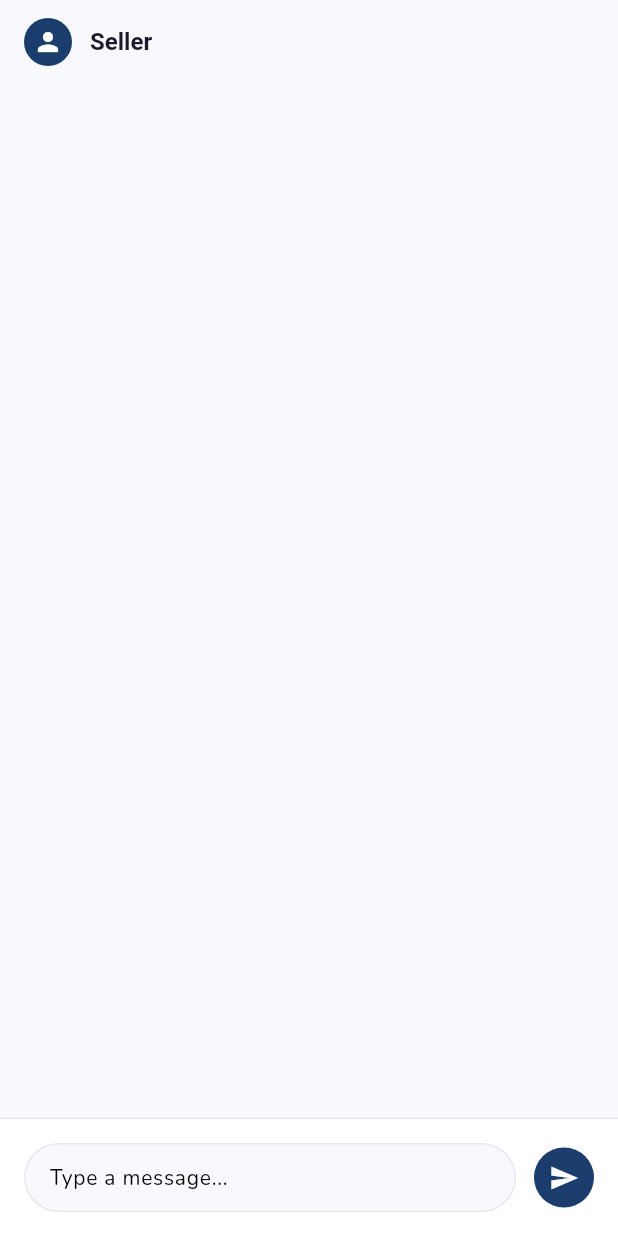
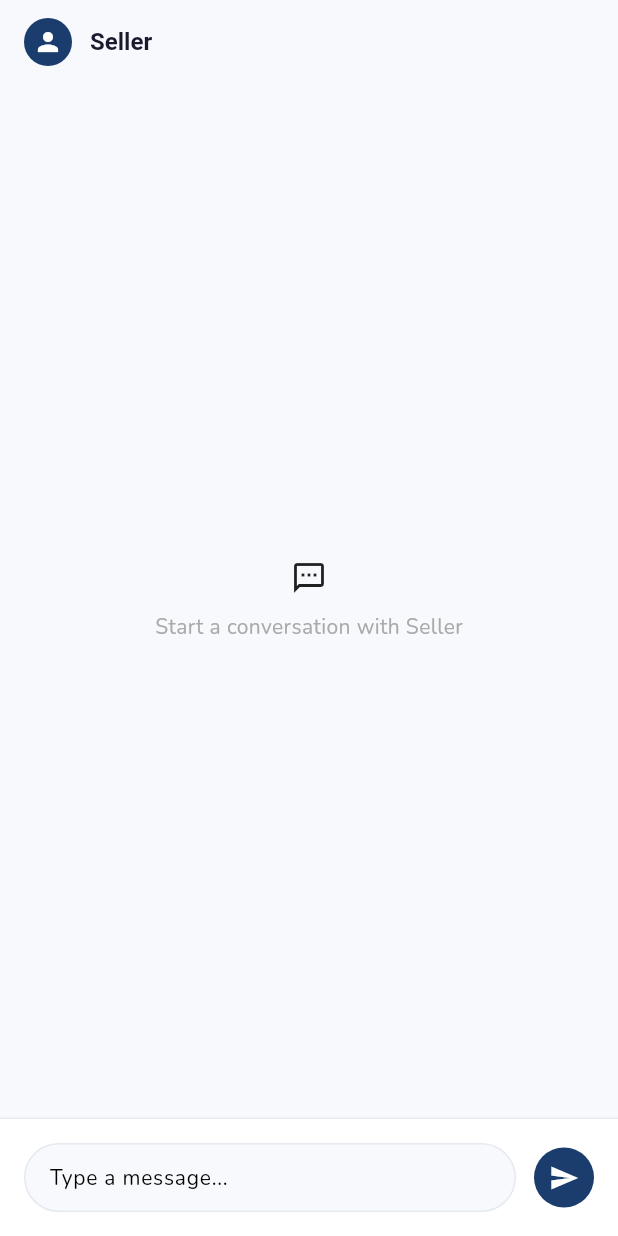
Before and after one commit to Firdaom/2GoodsMate, a Flutter app: the ChatRoomScreen screen opened by its route, on a phone screen of 412 x 824 dp. Run offline on Flutter 3.47's test engine with Material 3 defaults, Android fonts, the phone set to English and light mode, and no system bars; our stand-ins replace cloud_firestore, firebase_auth, firebase_core, firebase_storage, flutter_riverpod, go_router and 2 more; accounts and stored records are empty; network calls fail.

Commit message:
chat feature

```diff
--- a/lib/core/router/app_router.dart
+++ b/lib/core/router/app_router.dart
@@ -226,8 +226,14 @@ final appRouter = GoRouter(
       path: RouteNames.chatroom.path,
       name: RouteNames.chatroom.name,
       builder: (context, state) {
-        final sellerName = state.extra as String? ?? 'Seller';
-        return ChatRoomScreen(sellerName: sellerName);
+        final extra = state.extra as Map<String, dynamic>? ?? {};
+        final sellerId = extra['id'] as String? ?? '';
+        final sellerName = extra['name'] as String? ?? 'Seller';
+
+        return ChatRoomScreen(
+          sellerId: sellerId,
+          sellerName: sellerName,
+        );
       },
     ),
     GoRoute(
--- /dev/null
+++ b/lib/features/chat/providers/chat_provider.dart
@@ -0,0 +1,19 @@
+import 'package:flutter_riverpod/flutter_riverpod.dart';
+import 'package:anigoods/core/repositories/chat_repository.dart';
+import 'package:anigoods/features/auth/providers/auth_provider.dart';
+import 'package:anigoods/models/message_model.dart';
+
+
+final chatMessagesProvider = StreamProvider.family<List<MessageModel>, String>((ref, otherUserId) {
+  final chatRepo = ref.watch(chatRepositoryProvider);
+
+  // ดึงข้อมูล User ปัจจุบันจาก authStateProvider
+  final currentUser = ref.watch(authStateProvider).value;
+
+  if (currentUser == null) return Stream.value([]);
+
+  return chatRepo.getMessagesStream(
+    currentUserId: currentUser.uid,
+    otherUserId: otherUserId,
+  );
+});
--- a/lib/features/chat/screens/chat_list_screen.dart
+++ b/lib/features/chat/screens/chat_list_screen.dart
@@ -1,5 +1,5 @@
 import 'package:anigoods/core/theme/app_theme.dart';
-import 'package:anigoods/core/widgets/common_widgets.dart'; // สมมติว่ามี EmptyState อยู่ในนี้
+import 'package:anigoods/core/widgets/common_widgets.dart';
 import 'package:flutter/material.dart';
 
 class ChatListScreen extends StatelessWidget {
--- a/lib/features/chat/screens/chat_room_screen.dart
+++ b/lib/features/chat/screens/chat_room_screen.dart
@@ -1,13 +1,75 @@
 import 'package:flutter/material.dart';
+import 'package:flutter_riverpod/flutter_riverpod.dart';
 import 'package:anigoods/core/theme/app_theme.dart';
+import 'package:anigoods/features/chat/providers/chat_provider.dart';
+import 'package:anigoods/core/repositories/chat_repository.dart';
+import 'package:anigoods/features/auth/providers/auth_provider.dart';
+import 'package:intl/intl.dart';
 
-class ChatRoomScreen extends StatelessWidget {
+class ChatRoomScreen extends ConsumerStatefulWidget {
+  final String sellerId;
   final String sellerName;
 
-  const ChatRoomScreen({super.key, required this.sellerName});
+  const ChatRoomScreen({
+    super.key,
+    required this.sellerId,
+    required this.sellerName,
+  });
+
+  @override
+  ConsumerState<ChatRoomScreen> createState() => _ChatRoomScreenState();
+}
+
+class _ChatRoomScreenState extends ConsumerState<ChatRoomScreen> {
+  final _messageCtrl = TextEditingController();
+  final _scrollController = ScrollController();
+
+  @override
+  void dispose() {
+    _messageCtrl.dispose();
+    _scrollController.dispose();
+    super.dispose();
+  }
+
+  // ─── ฟังก์ชันส่งข้อความ ─────────────────────────────────
+  Future<void> _sendMessage() async {
+    final text = _messageCtrl.text.trim();
+    if (text.isEmpty) return;
+
+    final currentUser = ref.read(authStateProvider).value;
+    if (currentUser == null) return;
+
+    _messageCtrl.clear();
+
+    try {
+      await ref.read(chatRepositoryProvider).sendMessage(
+        currentUserId: currentUser.uid,
+        receiverId: widget.sellerId,
+        messageText: text,
+      );
+      _scrollToBottom();
+    } catch (e) {
+      ScaffoldMessenger.of(context).showSnackBar(
+        SnackBar(content: Text('Error: $e')),
+      );
+    }
+  }
+
+  void _scrollToBottom() {
+    if (_scrollController.hasClients) {
+      _scrollController.animateTo(
+        _scrollController.position.maxScrollExtent,
+        duration: const Duration(milliseconds: 300),
+        curve: Curves.easeOut,
+      );
+    }
+  }
 
   @override
   Widget build(BuildContext context) {
+    final messagesAsync = ref.watch(chatMessagesProvider(widget.sellerId));
+    final currentUser = ref.watch(authStateProvider).value;
+
     return Scaffold(
       appBar: AppBar(
         title: Row(
@@ -18,22 +80,52 @@ class ChatRoomScreen extends StatelessWidget {
               child: Icon(Icons.person, size: 20, color: Colors.white),
             ),
             const SizedBox(width: 12),
-            Text(sellerName, style: const TextStyle(fontSize: 16)),
+            Text(widget.sellerName, style: const TextStyle(fontSize: 16)),
           ],
         ),
       ),
       body: Column(
         children: [
-          // 💬 ส่วนแสดงข้อความ (Mockup Messages)
+          // 💬 ส่วนแสดงข้อความ
           Expanded(
-            child: ListView(
-              padding: const EdgeInsets.all(20),
-              children: const [
-              ],
+            child: messagesAsync.when(
+              loading: () => const Center(child: CircularProgressIndicator()),
+              error: (err, stack) => Center(child: Text('Error: $err')),
+              data: (messages) {
+                if (messages.isEmpty) {
+                  return Center(
+                    child: Column(
+                      mainAxisAlignment: MainAxisAlignment.center,
+                      children: [
+                        const Icon( Icons.sms_outlined,),
+                        const SizedBox(height: 10),
+                        Text('Start a conversation with ${widget.sellerName}',
+                            style: const TextStyle(color: AppTheme.textMuted)),
+                      ],
+                    ),
+                  );
+                }
+
+                return ListView.builder(
+                  controller: _scrollController,
+                  padding: const EdgeInsets.all(20),
+                  itemCount: messages.length,
+                  itemBuilder: (context, index) {
+                    final msg = messages[index];
+                    final isMe = msg.senderId == currentUser?.uid;
+
+                    return _ChatBubble(
+                      message: msg.text,
+                      isMe: isMe,
+                      time: DateFormat('HH:mm').format(msg.timestamp),
+                    );
+                  },
+                );
+              },
             ),
           ),
 
-          // ⌨️ ช่องพิมพ์ข้อความ (Mockup Input)
+          // ⌨️ ช่องพิมพ์ข้อความ
           _buildInputArea(),
         ],
       ),
@@ -58,7 +150,7 @@ class ChatRoomScreen extends StatelessWidget {
                   borderRadius: BorderRadius.circular(24),
                   border: Border.all(color: AppTheme.border),
                 ),
-                child: const TextField(
+                 child: const TextField(
                   decoration: InputDecoration(
                     hintText: 'Type a message...',
                    border: InputBorder.none,
@@ -76,9 +168,12 @@ class ChatRoomScreen extends StatelessWidget {
               ),
             ),
             const SizedBox(width: 12),
-            const CircleAvatar(
-              backgroundColor: AppTheme.accent,
-              child: Icon(Icons.send, color: Colors.white, size: 20),
+            GestureDetector(
+              onTap: _sendMessage,
+              child: const CircleAvatar(
+                backgroundColor: AppTheme.accent,
+                child: Icon(Icons.send, color: Colors.white, size: 20),
+              ),
             ),
           ],
         ),
@@ -87,7 +182,7 @@ class ChatRoomScreen extends StatelessWidget {
   }
 }
 
-// ─── Widget ฟองสบู่ข้อความ ──────────────────────────────
+// ─── Widget ฟองสบู่ข้อความ
 class _ChatBubble extends StatelessWidget {
   final String message;
   final bool isMe;
@@ -114,7 +209,7 @@ class _ChatBubble extends StatelessWidget {
           border: isMe ? null : Border.all(color: AppTheme.border),
         ),
         child: Column(
-          crossAxisAlignment: CrossAxisAlignment.end,
+          crossAxisAlignment: isMe ? CrossAxisAlignment.end : CrossAxisAlignment.start,
           children: [
             Text(
               message,
--- a/lib/features/item_detail/screens/item_detail_screen.dart
+++ b/lib/features/item_detail/screens/item_detail_screen.dart
@@ -325,7 +325,10 @@ class _ItemDetailScreenState extends ConsumerState<ItemDetailScreen> {
 
                   context.pushNamed(
                     RouteNames.chatroom.name,
-                    extra: item.sellerName,
+                    extra: <String, dynamic>{
+                      'id': item.sellerId,
+                      'name': item.sellerName,
+                    }
                   );
                 },
                 style: OutlinedButton.styleFrom(
```
Also changed, not shown: lib/core/repositories/chat_repository.dart (added, +69 -0 lines), lib/models/message_model.dart (added, +39 -0 lines), 1 other file.
